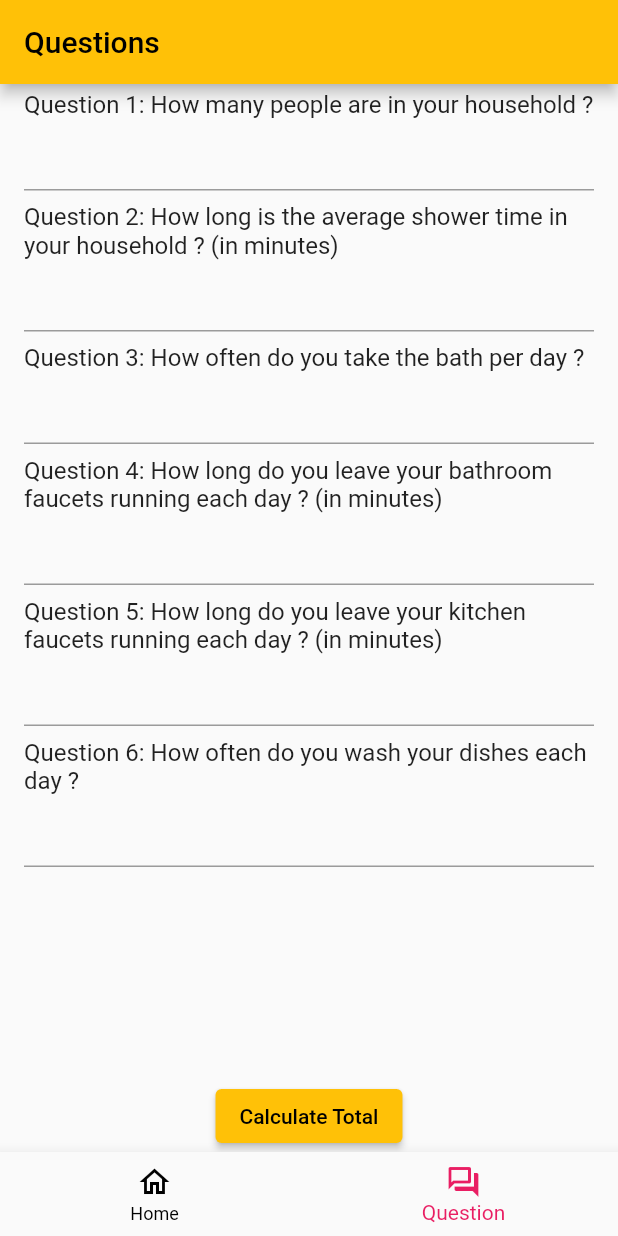
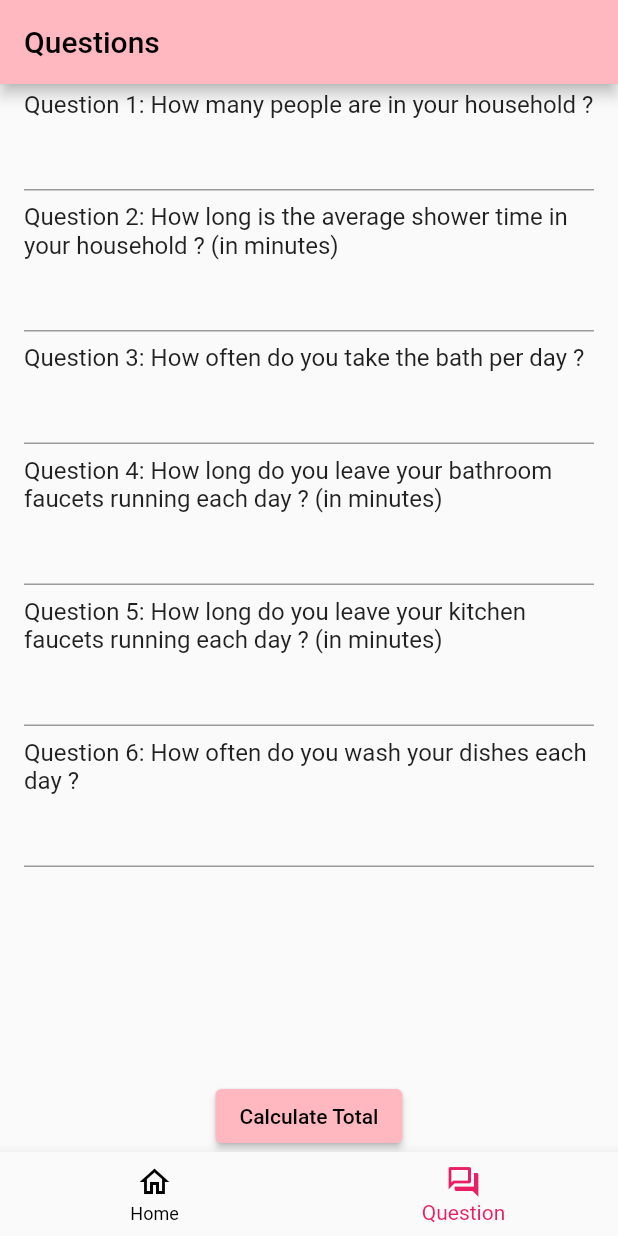
Before and after one commit to yiwan-21/umh23-pregnancy, a Flutter app: the screen it shows after launch, item 2 of the bottom bar chosen, on a phone screen of 412 x 824 dp. Run offline on Flutter 3.47's test engine with Material 2 defaults, Android fonts, the phone set to English and light mode, and no system bars.

Commit message:
feat custom color

```diff
--- a/lib/main.dart
+++ b/lib/main.dart
@@ -1,5 +1,6 @@
 import 'package:flutter/material.dart';
 
+import './custom_color.dart';
 import './navigation.dart';
 // import './home.dart';
 // import './question.dart';
@@ -17,7 +18,7 @@ class MyApp extends StatelessWidget {
     return MaterialApp(
       title: 'Flutter Demo',
       theme: ThemeData(
-        primarySwatch: Colors.amber,
+        primarySwatch: lightPink,
       ),
       routes: {
         '/': (context) => const Navigation(),
```
Also changed, not shown: lib/custom_color.dart (added, +16 -0 lines).
